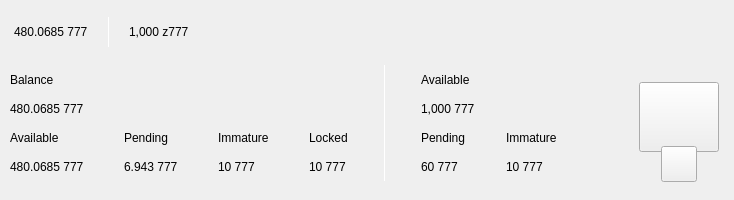
Old version of the form src/qt/pivx/forms/topbar.ui in the repository 777-project/777_OLD.
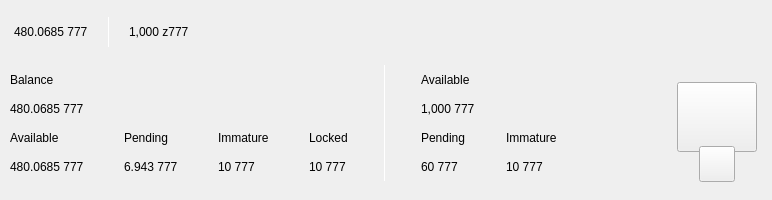
New version of the form. Custom widgets are drawn as their Qt base class.

Diff of the .ui file:
```diff
--- a/src/qt/pivx/forms/topbar.ui
+++ b/src/qt/pivx/forms/topbar.ui
@@ -6,7 +6,7 @@
 			<rect>
 				<x>0</x>
 				<y>0</y>
-				<width>734</width>
+    <width>772</width>
 				<height>200</height>
 			</rect>
 		</property>
@@ -452,7 +452,7 @@
 																		</widget>
 																	</item>
 																	<item>
-																		<widget class="QLabel" name="labelAmountPiv">
+                  <widget class="QLabel" name="labelLockedPiv">
 																			<property name="text">
 																				<string notr="true">480.0685 777</string>
 																			</property>
@@ -554,7 +554,7 @@
 																		</widget>
 																	</item>
 																	<item>
-																		<widget class="QLabel" name="labelLockedPiv">
+                  <widget class="QLabel" name="labelAmountPiv">
 																			<property name="text">
 																				<string notr="true">10 777</string>
 																			</property>
```
Left out of the diff: 10 changed lines with no effect on the pictures. Lines whose indentation alone changed are shown as unchanged.
